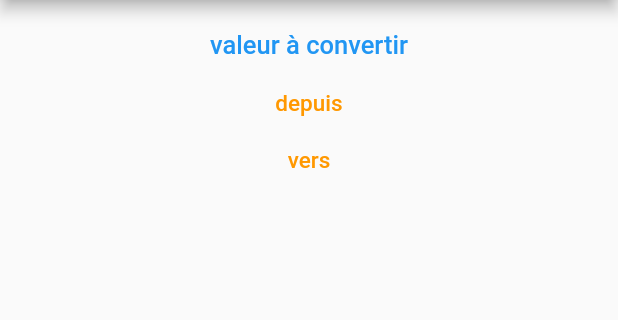
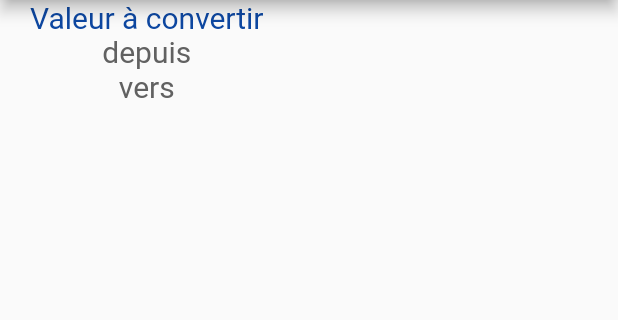
Before and after one commit to LePhostavius/dev_mobile_tp1, a Flutter app: the screen it shows after launch, on a phone screen of 412 x 824 dp, the part 84-404 px from its top. Run offline on Flutter 3.47's test engine with Material 2 defaults, Android fonts, the phone set to English and light mode, and no system bars.

Commit message:
ajout du template de style

```diff
--- a/flutter_application_1/lib/main.dart
+++ b/flutter_application_1/lib/main.dart
@@ -13,34 +13,28 @@ class ConvertisseurDeMesures extends StatelessWidget{
       title: 'Convertisseur de',
       home: Scaffold(
         appBar: AppBar(title: const Text('Convertisseur de mesures')),
-        body: Center(
-          child: Column(
-            children: [
-              Padding(padding: EdgeInsets.all(10.0)),
-              v_a_c(),
-              Padding(padding: EdgeInsets.all(10.0)),
-              depuis(),
-              Padding(padding: EdgeInsets.all(10.0)),
-              vers()
-            ],
-          ),)
+        body: Container(
+          padding : EdgeInsets.symmetric(horizontal: 20),
+          child : Column(
+            children: [v_a_c(),depuis(),vers()],
+          )
         )
-    );
-  }
+      ));}
 }
 
 
 
 class v_a_c extends StatelessWidget {
   @override
+
   Widget build(BuildContext context) {
-    return const Text(
-      'valeur à convertir',
-      style: TextStyle(
-        color: Colors.blue,
-        fontSize: 17,
-        fontWeight: FontWeight.w500
-       ),
+    final TextStyle styleEntree = TextStyle(
+    fontSize: 20,
+    color: Colors.blue[900],
+    );
+    return Text(
+      'Valeur à convertir',
+       style: styleEntree
     );
   }
 }
@@ -48,13 +42,13 @@ class v_a_c extends StatelessWidget {
 class depuis extends StatelessWidget {
   @override
   Widget build(BuildContext context) {
-    return const Text(
+    final TextStyle styleLabel = TextStyle(
+ fontSize: 20,
+ color: Colors.grey[700],
+ );
+    return Text(
       'depuis',
-      style: TextStyle(
-        color: Colors.orange,
-        fontSize: 15,
-        fontWeight: FontWeight.w500
-       ),
+      style: styleLabel
     );
   }
 }
@@ -62,13 +56,13 @@ class depuis extends StatelessWidget {
 class vers extends StatelessWidget {
   @override
   Widget build(BuildContext context) {
-    return const Text(
+    final TextStyle styleLabel = TextStyle(
+ fontSize: 20,
+ color: Colors.grey[700],
+ );
+    return Text(
       'vers',
-      style: TextStyle(
-        color: Colors.orange,
-        fontSize: 15,
-        fontWeight: FontWeight.w500
-       ),
+      style: styleLabel
     );
   }
 }
```
